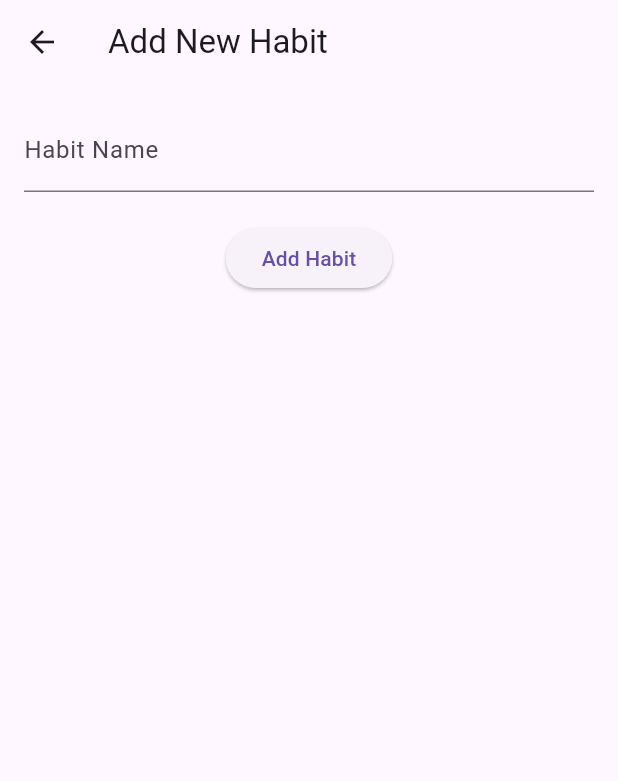
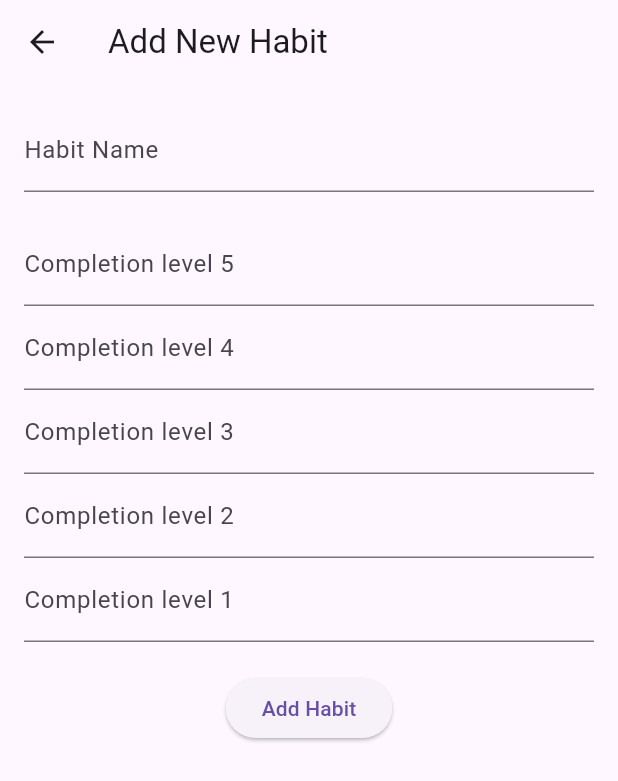
Before and after one commit to matijatomc/GoodHabits, a Flutter app: the screen it shows after launch, after a tap on the "add" icon, on a phone screen of 412 x 824 dp. Shown: the top 781 px of the screen. Run offline on Flutter 3.47's test engine with Material 3 defaults, Android fonts, the light colour scheme and no system bars; our stand-ins replace fl_chart, flutter_local_notifications, shared_preferences, table_calendar, timezone.

Commit message:
Second commit

```diff
--- /dev/null
+++ b/devtools_options.yaml
@@ -0,0 +1,3 @@
+description: This file stores settings for Dart & Flutter DevTools.
+documentation: https://docs.flutter.dev/tools/devtools/extensions#configure-extension-enablement-states
+extensions:
--- a/lib/calendar.dart
+++ b/lib/calendar.dart
@@ -2,6 +2,8 @@ import 'package:flutter/material.dart';
 import 'package:table_calendar/table_calendar.dart';
 
 class CalendarScreen extends StatefulWidget {
+  const CalendarScreen({super.key});
+
   @override
   _CalendarScreenState createState() => _CalendarScreenState();
 }
@@ -15,7 +17,7 @@ class _CalendarScreenState extends State<CalendarScreen> {
   Widget build(BuildContext context) {
     return Scaffold(
       appBar: AppBar(
-        title: Text('Calendar'),
+        title: const Text('Calendar'),
       ),
       body: TableCalendar(
         firstDay: DateTime.utc(2020, 10, 16),
@@ -28,7 +30,7 @@ class _CalendarScreenState extends State<CalendarScreen> {
         onDaySelected: (selectedDay, focusedDay) {
           setState(() {
             _selectedDay = selectedDay;
-            _focusedDay = focusedDay; // update `_focusedDay` here as well
+            _focusedDay = focusedDay;
           });
         },
         onFormatChanged: (format) {
--- a/lib/create_habit.dart
+++ b/lib/create_habit.dart
@@ -6,14 +6,35 @@ import 'habit.dart';
 class AddHabitScreen extends StatelessWidget {
   final _formKey = GlobalKey<FormState>();
   final TextEditingController _nameController = TextEditingController();
+  final List<TextEditingController> _completionLabelControllers = List.generate(
+    5,
+    (index) => TextEditingController(),
+  );
+
+  AddHabitScreen({super.key});
+
+  int getLevel(int level){
+    switch(level) {
+      case 0:
+        return 5;
+      case 1:
+        return 4;
+      case 2:
+        return 3;
+      case 3:
+        return 2;
+      default:
+        return 1;
+    }
+  }
 
   @override
   Widget build(BuildContext context) {
     return Scaffold(
       appBar: AppBar(
-        title: Text('Add New Habit'),
+        title: const Text('Add New Habit'),
       ),
-      body: Padding(
+      body: SingleChildScrollView(
         padding: const EdgeInsets.all(16.0),
         child: Form(
           key: _formKey,
@@ -21,7 +42,7 @@ class AddHabitScreen extends StatelessWidget {
             children: [
               TextFormField(
                 controller: _nameController,
-                decoration: InputDecoration(labelText: 'Habit Name'),
+                decoration: const InputDecoration(labelText: 'Habit Name'),
                 validator: (value) {
                   if (value == null || value.isEmpty) {
                     return 'Please enter a habit name';
@@ -29,21 +50,37 @@ class AddHabitScreen extends StatelessWidget {
                   return null;
                 },
               ),
-              SizedBox(height: 20),
+              const SizedBox(height: 20),
+              ...List.generate(5, (index) {
+                return TextFormField(
+                  controller: _completionLabelControllers[index],
+                  decoration: InputDecoration(
+                    labelText: 'Completion level ${getLevel(index)}',
+                  ),
+                  validator: (value) {
+                    if (value == null || value.isEmpty) {
+                      return 'Please enter completion level ${getLevel(index)}';
+                    }
+                    return null;
+                  },
+                );
+              }),
+              const SizedBox(height: 20),
               ElevatedButton(
                 onPressed: () {
                   if (_formKey.currentState!.validate()) {
                     Provider.of<HabitProvider>(context, listen: false).addHabit(
                       Habit(
                         name: _nameController.text,
-                        startDate: DateTime.now(),
-                        progress: List<bool>.filled(7, false), // for a week
+                        completionLabels: _completionLabelControllers
+                            .map((controller) => controller.text)
+                            .toList(),
                       ),
                     );
                     Navigator.pop(context);
                   }
                 },
-                child: Text('Add Habit'),
+                child: const Text('Add Habit'),
               ),
             ],
           ),
--- a/lib/habit.dart
+++ b/lib/habit.dart
@@ -2,39 +2,53 @@ import 'dart:convert';
 
 class Habit {
   String name;
-  DateTime startDate;
-  List<bool> progress;
+  int completionLevel;
+  List<String> completionLabels;
 
-  Habit({required this.name, required this.startDate, required this.progress});
+  Habit({
+    required this.name,
+    this.completionLevel = 0,
+    required this.completionLabels,
+  });
 
-  void updateProgress(int index, bool value) {
-    progress[index] = value;
+  double getPercentage() {
+    switch (completionLevel) {
+      case 0:
+        return 1.0;
+      case 1:
+        return 0.75;
+      case 2:
+        return 0.5;
+      case 3:
+        return 0.25;
+      default:
+        return 0.0;
+    }
   }
 
-  int getCompletedDays() {
-    return progress.where((day) => day).length;
+  void resetForNextDay() {
+    completionLevel = 0;
   }
 
-  // Convert a Habit object to a Map object (encoding)
   Map<String, dynamic> toJson() => {
         'name': name,
-        'startDate': startDate.toIso8601String(),
-        'progress': progress.map((e) => e ? 1 : 0).toList(),
+        'completionLevel': completionLevel,
+        'completionLabels': completionLabels,
       };
 
-  // Convert a Map object to a Habit object (decoding)
+
   factory Habit.fromJson(Map<String, dynamic> json) => Habit(
         name: json['name'],
-        startDate: DateTime.parse(json['startDate']),
-        progress: List<bool>.from(json['progress'].map((e) => e == 1)),
+        completionLevel: json['completionLevel'],
+        completionLabels: List<String>.from(json['completionLabels']),
       );
 
-  // Helper method to encode a list of habits into a JSON string
+
   static String encode(List<Habit> habits) => json.encode(
         habits.map<Map<String, dynamic>>((habit) => habit.toJson()).toList(),
       );
 
-  // Helper method to decode a JSON string into a list of habits
+
   static List<Habit> decode(String habits) =>
       (json.decode(habits) as List<dynamic>)
           .map<Habit>((item) => Habit.fromJson(item))
--- a/lib/habit_list.dart
+++ b/lib/habit_list.dart
@@ -3,21 +3,22 @@ import 'package:provider/provider.dart';
 import 'habit_provider.dart';
 import 'create_habit.dart';
 import 'notification.dart';
-
+import 'package:fl_chart/fl_chart.dart';
+import 'package:table_calendar/table_calendar.dart';
 
 class HabitListScreen extends StatelessWidget {
   final NotificationService notificationService;
 
-  HabitListScreen({required this.notificationService});
+  const HabitListScreen({super.key, required this.notificationService});
 
   @override
   Widget build(BuildContext context) {
     return Scaffold(
       appBar: AppBar(
-        title: Text('Your Habits'),
+        title: const Text('Your Habits'),
         actions: [
           IconButton(
-            icon: Icon(Icons.add),
+            icon: const Icon(Icons.add),
             onPressed: () {
               Navigator.push(
                 context,
@@ -27,86 +28,146 @@ class HabitListScreen extends StatelessWidget {
           ),
         ],
       ),
-      body: Consumer<HabitProvider>(
-        builder: (context, habitProvider, child) {
-          return ListView.builder(
-            itemCount: habitProvider.habits.length,
-            itemBuilder: (context, index) {
-              final habit = habitProvider.habits[index];
-              return ListTile(
-                title: Text(habit.name),
-                subtitle: Text(
-                    'Completed ${habit.getCompletedDays()} out of ${habit.progress.length} days'),
-                trailing: IconButton(
-                  icon: Icon(Icons.delete),
-                  onPressed: () {
-                    habitProvider.removeHabit(index);
+      body: SingleChildScrollView(
+        child: Consumer<HabitProvider>(
+          builder: (context, habitProvider, child) {
+            return Column(
+              children: [
+                ListView.builder(
+                  shrinkWrap: true,
+                  physics: const NeverScrollableScrollPhysics(),
+                  itemCount: habitProvider.habits.length,
+                  itemBuilder: (context, index) {
+                    final habit = habitProvider.habits[index];
+                    return Column(
+                      crossAxisAlignment: CrossAxisAlignment.start,
+                      children: [
+                        Text(habit.name),
+                        Column(
+                          children: List.generate(5, (level) {
+                            return RadioListTile(
+                              title: Text(habit.completionLabels[level]),
+                              value: level,
+                              groupValue: habit.completionLevel,
+                              onChanged: (int? value) {
+                                if (value != null) {
+                                  habitProvider.updateCompletionLevel(index, value);
+                                }
+                              },
+                            );
+                          }),
+                        ),
+                      ],
+                    );
                   },
                 ),
-                onTap: () {
-                  Navigator.push(
-                    context,
-                    MaterialPageRoute(
-                      builder: (context) => HabitProgressScreen(
-                        habitIndex: index,
-                        notificationService: notificationService,
+                const SizedBox(height: 20),
+                ElevatedButton(
+                  onPressed: () {
+                    habitProvider.calculateDailyAverage();
+                  },
+                  child: const Text('Submit'),
+                ),
+                const SizedBox(height: 20),
+                const Text('Progress in the Last 7 Days'),
+                SizedBox(
+                  height: 200,
+                  child: LineChart(
+                    LineChartData(
+                      lineBarsData: [
+                        LineChartBarData(
+                          spots: _getLast7DaysProgress(habitProvider.last7DaysData),
+                          isCurved: true,
+                          barWidth: 4,
+                          color: Colors.blue,
+                          belowBarData: BarAreaData(show: false),
+                        ),
+                      ],
+                      titlesData: FlTitlesData(
+                        leftTitles: AxisTitles(
+                          sideTitles: SideTitles(
+                            showTitles: true,
+                            interval: 0.5,
+                            reservedSize: 32,
+                            getTitlesWidget: (value, meta) {
+                              if (value == 0 || value == 0.5 || value == 1) {
+                                return Text('${(value * 100).toInt()}%');
+                              }
+                              return Container();
+                            },
+                          ),
+                        ),
+                        bottomTitles: AxisTitles(
+                          sideTitles: SideTitles(
+                            showTitles: true,
+                            interval: 1,
+                            reservedSize: 32,
+                            getTitlesWidget: (value, meta) {
+                              if (value >= 0 && value < 7) {
+                                return Text((value + 1).toInt().toString());
+                              }
+                              return Container();
+                            },
+                          ),
+                        ),
+                        rightTitles: const AxisTitles(
+                          sideTitles: SideTitles(showTitles: false),
+                        ),
+                        topTitles: const AxisTitles(
+                          sideTitles: SideTitles(showTitles: false),
+                        ),
                       ),
+                      maxY: 1,
+                      minY: 0,
                     ),
-                  );
-                },
-              );
-            },
-          );
-        },
+                  ),
+                ),
+                const SizedBox(height: 20),
+                const Text('Progress in the Last 30 Days'),
+                TableCalendar(
+                  firstDay: DateTime.utc(2022, 1, 1),
+                  lastDay: DateTime.utc(2030, 12, 31),
+                  focusedDay: DateTime.now(),
+                  calendarBuilders: CalendarBuilders(
+                    markerBuilder: (context, day, events) {
+                      return _buildCalendarMarker(day, habitProvider.completionMap);
+                    },
+                  ),
+                ),
+              ],
+            );
+          },
+        ),
       ),
     );
   }
-}
 
-class HabitProgressScreen extends StatelessWidget {
-  final int habitIndex;
-  final NotificationService notificationService;
+  List<FlSpot> _getLast7DaysProgress(List<double> data) {
+    return List.generate(data.length, (index) {
+      return FlSpot(index.toDouble(), data[index]);
+    });
+  }
 
-  HabitProgressScreen({
-    required this.habitIndex,
-    required this.notificationService,
-  });
-
-  @override
-  Widget build(BuildContext context) {
-    // Get the habit from the provider using the index
-    final habit = Provider.of<HabitProvider>(context, listen: false).habits[habitIndex];
-
-    return Scaffold(
-      appBar: AppBar(
-        title: Text(habit.name),
-      ),
-      body: ListView.builder(
-        itemCount: habit.progress.length,
-        itemBuilder: (context, index) {
-          return CheckboxListTile(
-            title: Text('Day ${index + 1}'),
-            value: habit.progress[index],
-            onChanged: (bool? value) {
-              if (value != null) {
-                Provider.of<HabitProvider>(context, listen: false)
-                    .updateHabitProgress(habitIndex, index, value);
-
-                // Schedule a notification when a habit is marked as completed
-                if (value) {
-                  final now = TimeOfDay.now();
-                  notificationService.scheduleDailyNotification(
-                    habit.hashCode,
-                    'Good job!',
-                    'You have completed your habit today!',
-                    now,
-                  );
-                }
-              }
-            },
-          );
-        },
-      ),
-    );
+  Widget? _buildCalendarMarker(DateTime day, Map<DateTime, double> completionMap) {
+    if (completionMap.containsKey(day)) {
+      double completionRate = completionMap[day]!;
+      Color color;
+      if (completionRate >= 0.75) {
+        color = Colors.green;
+      } else if (completionRate >= 0.5) {
+        color = Colors.yellow;
+      } else if (completionRate >= 0.25) {
+        color = Colors.orange;
+      } else {
+        color = Colors.red;
+      }
+      return Container(
+        margin: const EdgeInsets.all(2),
+        width: 16,
+        height: 16,
+        color: color,
+      );
+    }
+    return null;
   }
 }
--- a/lib/habit_provider.dart
+++ b/lib/habit_provider.dart
@@ -1,36 +1,82 @@
 import 'package:flutter/material.dart';
 import 'package:shared_preferences/shared_preferences.dart';
 import 'habit.dart';
+import 'dart:async';
 
 class HabitProvider with ChangeNotifier {
   List<Habit> _habits = [];
+  List<double> last7DaysData = [];
+  Map<DateTime, double> completionMap = {};
+  Timer? _dailyResetTimer;
+
+  HabitProvider() {
+    _loadHabits();
+    _scheduleDailyReset();
+  }
 
   List<Habit> get habits => _habits;
 
   void addHabit(Habit habit) {
     _habits.add(habit);
     notifyListeners();
-    saveToPreferences();
+    _saveToPreferences();
   }
 
   void removeHabit(int index) {
     _habits.removeAt(index);
     notifyListeners();
-    saveToPreferences();
+    _saveToPreferences();
   }
 
-  void updateHabitProgress(int habitIndex, int dayIndex, bool value) {
-    _habits[habitIndex].updateProgress(dayIndex, value);
+  void updateCompletionLevel(int habitIndex, int level) {
+    _habits[habitIndex].completionLevel = level;
     notifyListeners();
-    saveToPreferences();
+    _saveToPreferences();
   }
 
-  Future<void> saveToPreferences() async {
+  void calculateDailyAverage() {
+    double totalCompletion = 0.0;
+    for (var habit in _habits) {
+      totalCompletion += habit.getPercentage();
+    }
+    double averageCompletion = totalCompletion / _habits.length;
+    DateTime today = DateTime.now();
+    today = DateTime(today.year, today.month, today.day);
+    completionMap[today] = averageCompletion;
+
+    if (completionMap.length > 7) {
+      completionMap.remove(completionMap.keys.first);
+    }
+
+    last7DaysData = completionMap.values.toList();
+    notifyListeners();
+  }
+
+  void _resetAllHabitsForNextDay() {
+    for (var habit in _habits) {
+      habit.resetForNextDay();
+    }
+    notifyListeners();
+    _saveToPreferences();
+  }
+
+  void _scheduleDailyReset() {
+    final now = DateTime.now();
+    final nextMidnight = DateTime(now.year, now.month, now.day + 1);
+    final timeUntilMidnight = nextMidnight.difference(now);
+
+    _dailyResetTimer = Timer(timeUntilMidnight, () {
+      _resetAllHabitsForNextDay();
+      _scheduleDailyReset();
+    });
+  }
+
+  Future<void> _saveToPreferences() async {
     final prefs = await SharedPreferences.getInstance();
     prefs.setString('habits', Habit.encode(_habits));
   }
 
-  Future<void> loadFromPreferences() async {
+  Future<void> _loadHabits() async {
     final prefs = await SharedPreferences.getInstance();
     String? habitsString = prefs.getString('habits');
     if (habitsString != null) {
@@ -38,4 +84,10 @@ class HabitProvider with ChangeNotifier {
       notifyListeners();
     }
   }
+
+  @override
+  void dispose() {
+    _dailyResetTimer?.cancel();
+    super.dispose();
+  }
 }
--- a/lib/main.dart
+++ b/lib/main.dart
@@ -5,10 +5,8 @@ import 'notification.dart';
 import 'habit_list.dart';
 
 void main() {
-  // Ensure that Flutter's binding is initialized
   WidgetsFlutterBinding.ensureInitialized();
 
-  // Initialize the notification service
   final NotificationService notificationService = NotificationService();
   notificationService.init();
 
@@ -18,7 +16,7 @@ void main() {
 class MyApp extends StatelessWidget {
   final NotificationService notificationService;
 
-  MyApp({required this.notificationService});
+  const MyApp({super.key, required this.notificationService});
 
   @override
   Widget build(BuildContext context) {
--- a/lib/notification.dart
+++ b/lib/notification.dart
@@ -8,32 +8,30 @@ class NotificationService {
       FlutterLocalNotificationsPlugin();
 
   Future<void> init() async {
-    final AndroidInitializationSettings initializationSettingsAndroid =
+    const AndroidInitializationSettings initializationSettingsAndroid =
         AndroidInitializationSettings('app_icon');
 
-    final InitializationSettings initializationSettings =
+    const InitializationSettings initializationSettings =
         InitializationSettings(
       android: initializationSettingsAndroid,
     );
 
     await flutterLocalNotificationsPlugin.initialize(initializationSettings);
 
-    // Initialize timezone data
     tz.initializeTimeZones();
   }
 
   Future<void> scheduleDailyNotification(
       int id, String title, String body, TimeOfDay time) async {
-    final androidPlatformChannelSpecifics = AndroidNotificationDetails(
+    const androidPlatformChannelSpecifics = AndroidNotificationDetails(
         'daily_channel_id', 'daily_channel_name',
         channelDescription: 'Daily Reminders',
         importance: Importance.max,
         priority: Priority.high);
 
-    final platformChannelSpecifics =
+    const platformChannelSpecifics =
         NotificationDetails(android: androidPlatformChannelSpecifics);
 
-    // Convert TimeOfDay to tz.TZDateTime
     final now = tz.TZDateTime.now(tz.local);
     final scheduledDate = tz.TZDateTime(tz.local, now.year, now.month, now.day,
         time.hour, time.minute);
@@ -43,13 +41,17 @@ class NotificationService {
       title,
       body,
       scheduledDate.isBefore(now)
-          ? scheduledDate.add(Duration(days: 1))
-          : scheduledDate, // Schedule for the next day if time is already passed
+          ? scheduledDate.add(const Duration(days: 1))
+          : scheduledDate,
       platformChannelSpecifics,
       androidAllowWhileIdle: true,
       uiLocalNotificationDateInterpretation:
           UILocalNotificationDateInterpretation.absoluteTime,
-      matchDateTimeComponents: DateTimeComponents.time, // Daily at the same time
+      matchDateTimeComponents: DateTimeComponents.time,
     );
   }
+
+  Future<void> cancelAllNotifications() async {
+    await flutterLocalNotificationsPlugin.cancelAll();
+  }
 }
--- a/pubspec.yaml
+++ b/pubspec.yaml
@@ -14,6 +14,7 @@ dependencies:
   flutter_local_notifications: ^17.2.2
   table_calendar: ^3.0.8
   timezone: ^0.9.4
+  fl_chart: ^0.69.0
 
 
 dev_dependencies:
```
Also changed, not shown: lib/habit_progress.dart (+16 -16 lines), pubspec.lock.
